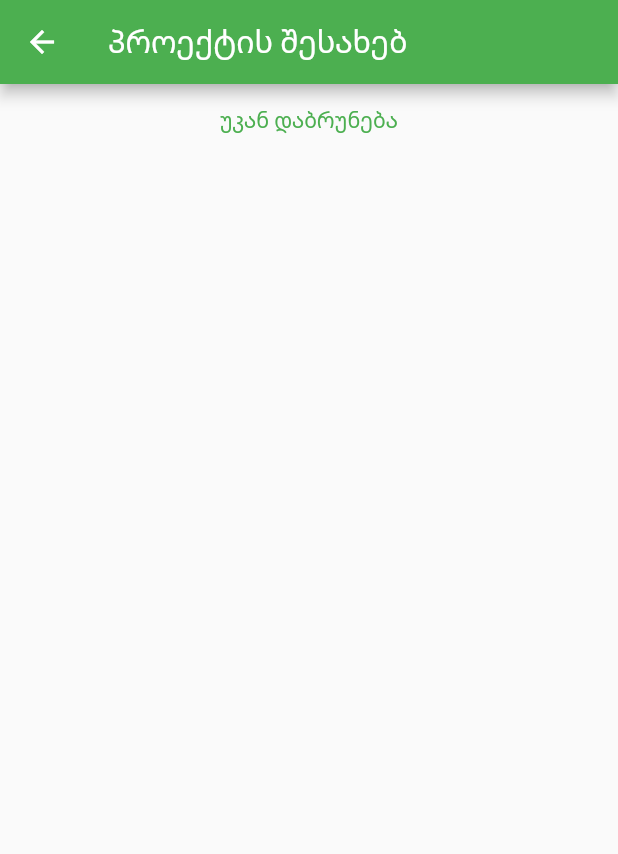
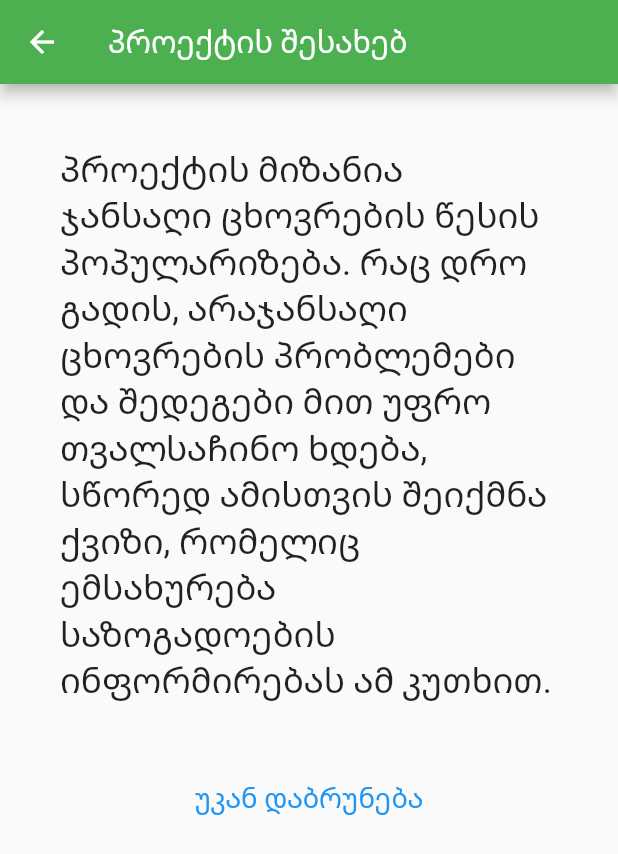
Before and after one commit to Sopiakitiashvili/healthy_lifestyle, a Flutter app: the OtherPage1 screen opened directly, on a phone screen of 412 x 824 dp. Shown: the top 854 px of the screen. Run offline on Flutter 3.47's test engine with Material 2 defaults, Android fonts, the phone set to English and light mode, and no system bars.

Commit message:
ფინალური პროექტი

```diff
--- a/lib/pages/home_page.dart
+++ b/lib/pages/home_page.dart
@@ -1,5 +1,4 @@
 import 'package:flutter/material.dart';
-
 import 'otherPage1.dart';
 import 'otherPage2.dart';
 
--- a/lib/pages/otherPage1.dart
+++ b/lib/pages/otherPage1.dart
@@ -10,15 +10,25 @@ class OtherPage1 extends StatelessWidget {
       body: Column(
         children: [
           Center(
-            child: Container(
-
+            child:  Container(
+              margin: EdgeInsets.all(20),
+              padding: EdgeInsets.all(20),
+              child: Text("პროექტის მიზანია ჯანსაღი ცხოვრების წესის პოპულარიზება. რაც დრო გადის, არაჯანსაღი ცხოვრების პრობლემები და შედეგები მით უფრო თვალსაჩინო ხდება, სწორედ ამისთვის შეიქმნა ქვიზი, რომელიც ემსახურება საზოგადოების ინფორმირებას ამ კუთხით.   ",
+                style: TextStyle(
+               fontSize: 23,
+               color: Colors.black87,
+              ),
+              ),
             ),
           ),
           Container(
             child: TextButton(onPressed: () {
               Navigator.of(context). pop();
             },
-                child: Text("უკან დაბრუნება")),
+                child: Text("უკან დაბრუნება", style: TextStyle(
+                  fontSize: 18,
+                  color: Colors.blue,
+                ),),),
           ),
         ],
       ),
--- a/lib/pages/otherPage2.dart
+++ b/lib/pages/otherPage2.dart
@@ -12,7 +12,6 @@ class OtherPage2 extends StatelessWidget {
       body: Column(
         children: [
            Text("Other Page2"),
-
         ],
       ),
     );
```
